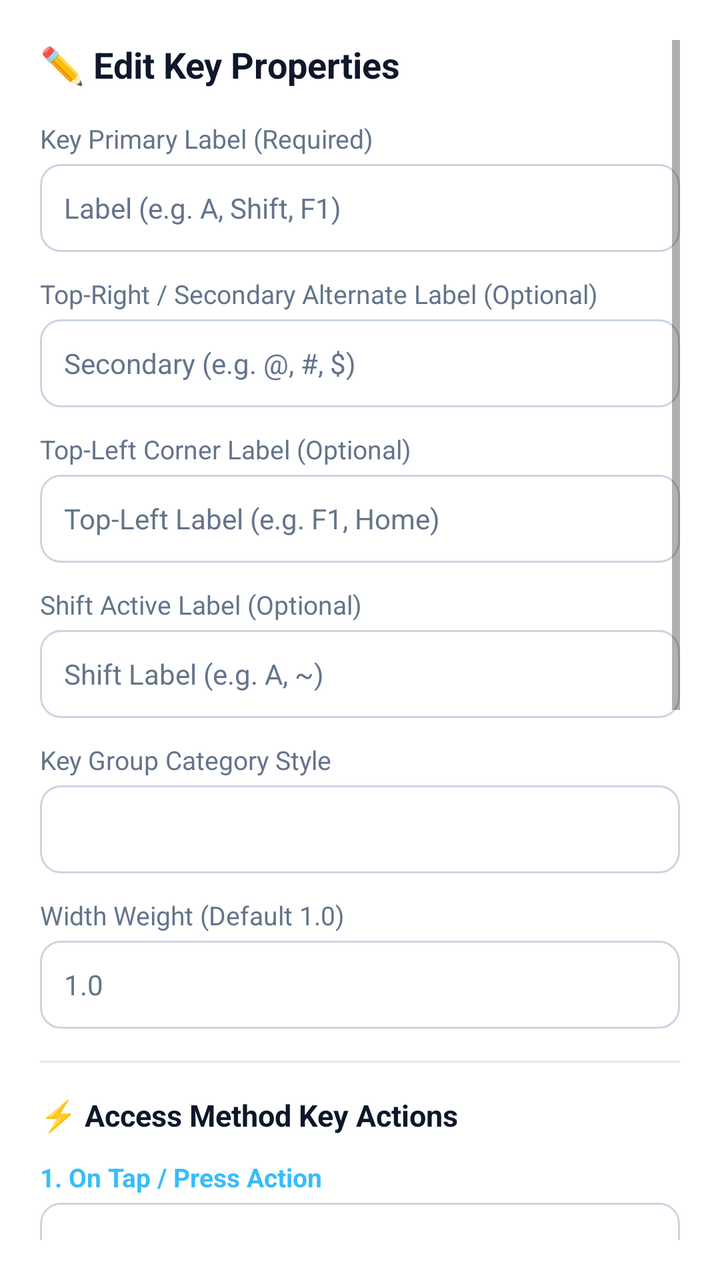
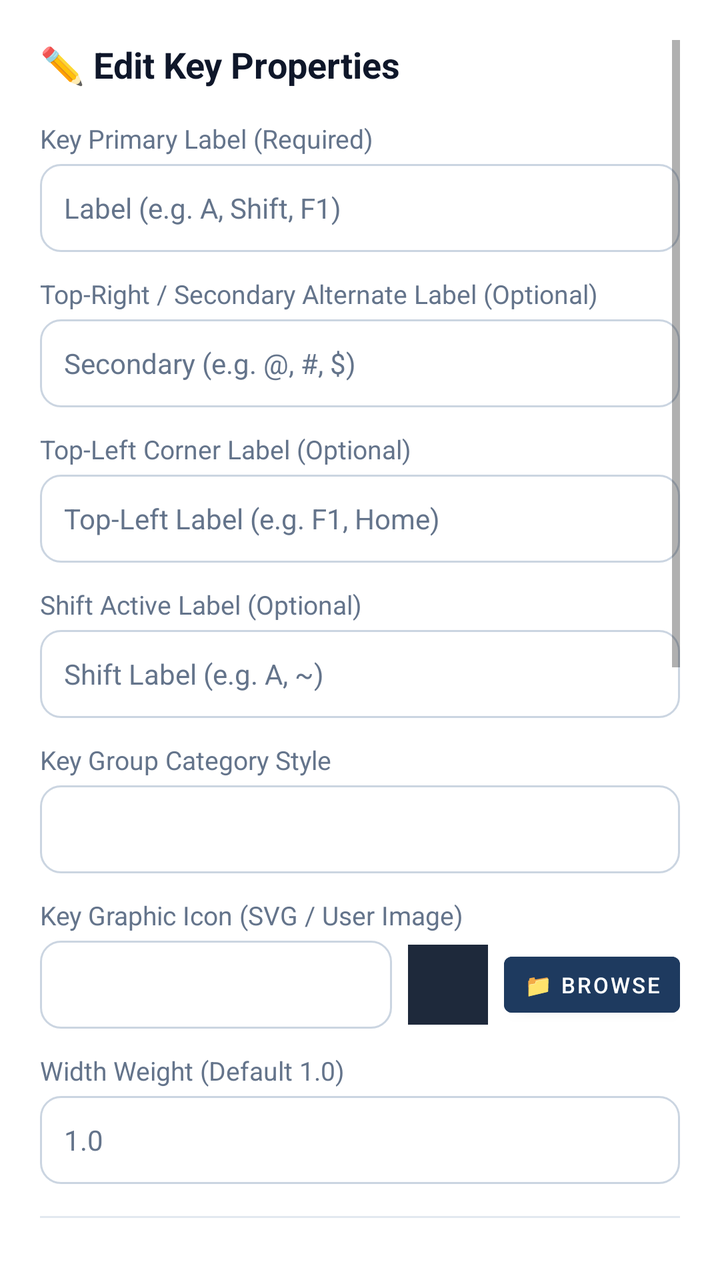

Screens rendered from an Android XML layout before and after an edit, with the pre-edit source and the edit as a unified diff.
<!-- AndroidManifest.xml: application theme Theme.ProgrammerKeyboard -->
<!-- res/layout/dialog_edit_key.xml -->
<?xml version="1.0" encoding="utf-8"?>
<ScrollView xmlns:android="http://schemas.android.com/apk/res/android"
    android:layout_width="match_parent"
    android:layout_height="wrap_content"
    android:padding="20dp">

    <LinearLayout
        android:layout_width="match_parent"
        android:layout_height="wrap_content"
        android:orientation="vertical">

        <TextView
            android:layout_width="wrap_content"
            android:layout_height="wrap_content"
            android:text="✏️ Edit Key Properties"
            android:textColor="@color/settings_text_header"
            android:textSize="18sp"
            android:textStyle="bold"
            android:layout_marginBottom="16dp" />

        
        <TextView
            android:layout_width="wrap_content"
            android:layout_height="wrap_content"
            android:text="Key Primary Label (Required)"
            android:textColor="@color/settings_text_sub"
            android:textSize="13sp"
            android:layout_marginBottom="4dp" />

        <EditText
            android:id="@+id/etEditKeyPrimaryLabel"
            android:layout_width="match_parent"
            android:layout_height="44dp"
            android:background="@drawable/bg_spinner_card"
            android:hint="Label (e.g. A, Shift, F1)"
            android:textColorHint="#64748B"
            android:paddingStart="12dp"
            android:paddingEnd="12dp"
            android:textColor="@color/settings_text_header"
            android:textSize="14sp"
            android:layout_marginBottom="12dp" />

        
        <TextView
            android:layout_width="wrap_content"
            android:layout_height="wrap_content"
            android:text="Top-Right / Secondary Alternate Label (Optional)"
            android:textColor="@color/settings_text_sub"
            android:textSize="13sp"
            android:layout_marginBottom="4dp" />

        <EditText
            android:id="@+id/etEditKeySecondaryLabel"
            android:layout_width="match_parent"
            android:layout_height="44dp"
            android:background="@drawable/bg_spinner_card"
            android:hint="Secondary (e.g. @, #, $)"
            android:textColorHint="#64748B"
            android:paddingStart="12dp"
            android:paddingEnd="12dp"
            android:textColor="@color/settings_text_header"
            android:textSize="14sp"
            android:layout_marginBottom="12dp" />

        
        <TextView
            android:layout_width="wrap_content"
            android:layout_height="wrap_content"
            android:text="Top-Left Corner Label (Optional)"
            android:textColor="@color/settings_text_sub"
            android:textSize="13sp"
            android:layout_marginBottom="4dp" />

        <EditText
            android:id="@+id/etEditKeyTopLeftLabel"
            android:layout_width="match_parent"
            android:layout_height="44dp"
            android:background="@drawable/bg_spinner_card"
            android:hint="Top-Left Label (e.g. F1, Home)"
            android:textColorHint="#64748B"
            android:paddingStart="12dp"
            android:paddingEnd="12dp"
            android:textColor="@color/settings_text_header"
            android:textSize="14sp"
            android:layout_marginBottom="12dp" />

        
        <TextView
            android:layout_width="wrap_content"
            android:layout_height="wrap_content"
            android:text="Shift Active Label (Optional)"
            android:textColor="@color/settings_text_sub"
            android:textSize="13sp"
            android:layout_marginBottom="4dp" />

        <EditText
            android:id="@+id/etEditKeyShiftLabel"
            android:layout_width="match_parent"
            android:layout_height="44dp"
            android:background="@drawable/bg_spinner_card"
            android:hint="Shift Label (e.g. A, ~)"
            android:textColorHint="#64748B"
            android:paddingStart="12dp"
            android:paddingEnd="12dp"
            android:textColor="@color/settings_text_header"
            android:textSize="14sp"
            android:layout_marginBottom="12dp" />

        
        <TextView
            android:layout_width="wrap_content"
            android:layout_height="wrap_content"
            android:text="Key Group Category Style"
            android:textColor="@color/settings_text_sub"
            android:textSize="13sp"
            android:layout_marginBottom="4dp" />

        <Spinner
            android:id="@+id/spEditKeyCategoryStyle"
            android:layout_width="match_parent"
            android:layout_height="44dp"
            android:background="@drawable/bg_spinner_card"
            android:paddingStart="12dp"
            android:paddingEnd="12dp"
            android:layout_marginBottom="12dp" />

        
        <TextView
            android:layout_width="wrap_content"
            android:layout_height="wrap_content"
            android:text="Width Weight (Default 1.0)"
            android:textColor="@color/settings_text_sub"
            android:textSize="13sp"
            android:layout_marginBottom="4dp" />

        <EditText
            android:id="@+id/etEditKeyWidthWeight"
            android:layout_width="match_parent"
            android:layout_height="44dp"
            android:background="@drawable/bg_spinner_card"
            android:hint="1.0"
            android:textColorHint="#64748B"
            android:inputType="numberDecimal"
            android:paddingStart="12dp"
            android:paddingEnd="12dp"
            android:textColor="@color/settings_text_header"
            android:textSize="14sp"
            android:layout_marginBottom="16dp" />

        
        <View
            android:layout_width="match_parent"
            android:layout_height="1dp"
            android:background="@color/settings_divider"
            android:layout_marginBottom="16dp" />

        <TextView
            android:layout_width="wrap_content"
            android:layout_height="wrap_content"
            android:text="⚡ Access Method Key Actions"
            android:textColor="@color/key_text_primary"
            android:textSize="15sp"
            android:textStyle="bold"
            android:layout_marginBottom="12dp" />

        
        <TextView
            android:layout_width="wrap_content"
            android:layout_height="wrap_content"
            android:text="1. On Tap / Press Action"
            android:textColor="#38BDF8"
            android:textSize="13sp"
            android:textStyle="bold"
            android:layout_marginBottom="4dp" />

        <Spinner
            android:id="@+id/spEditKeyActionType"
            android:layout_width="match_parent"
            android:layout_height="44dp"
            android:background="@drawable/bg_spinner_card"
            android:paddingStart="12dp"
            android:paddingEnd="12dp"
            android:layout_marginBottom="4dp" />

        <EditText
            android:id="@+id/etEditKeyActionParam"
            android:layout_width="match_parent"
            android:layout_height="44dp"
            android:background="@drawable/bg_spinner_card"
            android:hint="Parameter (e.g. text string or keycode)"
            android:textColorHint="#64748B"
            android:paddingStart="12dp"
            android:paddingEnd="12dp"
            android:textColor="@color/settings_text_header"
            android:textSize="14sp"
            android:layout_marginBottom="16dp" />

        
        <TextView
            android:layout_width="wrap_content"
            android:layout_height="wrap_content"
            android:text="2. On Long Press Action"
            android:textColor="#38BDF8"
            android:textSize="13sp"
            android:textStyle="bold"
            android:layout_marginBottom="4dp" />

        <Spinner
            android:id="@+id/spEditKeyLongPressType"
            android:layout_width="match_parent"
            android:layout_height="44dp"
            android:background="@drawable/bg_spinner_card"
            android:paddingStart="12dp"
            android:paddingEnd="12dp"
            android:layout_marginBottom="4dp" />

        <EditText
            android:id="@+id/etEditKeyLongPressParam"
            android:layout_width="match_parent"
            android:layout_height="44dp"
            android:background="@drawable/bg_spinner_card"
            android:hint="Parameter (e.g. repeat keycode, layout name, text)"
            android:textColorHint="#64748B"
            android:paddingStart="12dp"
            android:paddingEnd="12dp"
            android:textColor="@color/settings_text_header"
            android:textSize="14sp"
            android:layout_marginBottom="16dp" />

        
        <TextView
            android:layout_width="wrap_content"
            android:layout_height="wrap_content"
            android:text="3. On Swipe Up Action"
            android:textColor="#38BDF8"
            android:textSize="13sp"
            android:textStyle="bold"
            android:layout_marginBottom="4dp" />

        <Spinner
            android:id="@+id/spEditKeySwipeUpType"
            android:layout_width="match_parent"
            android:layout_height="44dp"
            android:background="@drawable/bg_spinner_card"
            android:paddingStart="12dp"
            android:paddingEnd="12dp"
            android:layout_marginBottom="4dp" />

        <EditText
            android:id="@+id/etEditKeySwipeUpParam"
            android:layout_width="match_parent"
            android:layout_height="44dp"
            android:background="@drawable/bg_spinner_card"
            android:hint="Parameter (e.g. text character, keycode)"
            android:textColorHint="#64748B"
            android:paddingStart="12dp"
            android:paddingEnd="12dp"
            android:textColor="@color/settings_text_header"
            android:textSize="14sp"
            android:layout_marginBottom="16dp" />

        
        <TextView
            android:layout_width="wrap_content"
            android:layout_height="wrap_content"
            android:text="4. On Swipe Down Action"
            android:textColor="#38BDF8"
            android:textSize="13sp"
            android:textStyle="bold"
            android:layout_marginBottom="4dp" />

        <Spinner
            android:id="@+id/spEditKeySwipeDownType"
            android:layout_width="match_parent"
            android:layout_height="44dp"
            android:background="@drawable/bg_spinner_card"
            android:paddingStart="12dp"
            android:paddingEnd="12dp"
            android:layout_marginBottom="4dp" />

        <EditText
            android:id="@+id/etEditKeySwipeDownParam"
            android:layout_width="match_parent"
            android:layout_height="44dp"
            android:background="@drawable/bg_spinner_card"
            android:hint="Parameter (e.g. text character, keycode)"
            android:textColorHint="#64748B"
            android:paddingStart="12dp"
            android:paddingEnd="12dp"
            android:textColor="@color/settings_text_header"
            android:textSize="14sp"
            android:layout_marginBottom="20dp" />

        
        <Button
            android:id="@+id/btnDeleteKey"
            android:layout_width="match_parent"
            android:layout_height="44dp"
            android:backgroundTint="#7F1D1D"
            android:text="🗑️ Delete Key from Layout"
            android:textColor="#FFFFFF"
            android:textSize="13sp"
            android:textStyle="bold" />

    </LinearLayout>
</ScrollView>
<!-- resources referenced by this layout -->
<resources>
  <color name="key_text_primary">#0F172A</color>
  <color name="settings_divider">#E2E8F0</color>
  <color name="settings_text_header">#0F172A</color>
  <color name="settings_text_sub">#64748B</color>
  <!-- drawable bg_spinner_card (drawable) -->
  <?xml version="1.0" encoding="utf-8"?>
  <shape xmlns:android="http://schemas.android.com/apk/res/android"
      android:shape="rectangle">
      <solid android:color="@color/settings_card_bg" />
      <corners android:radius="10dp" />
      <stroke
          android:width="1dp"
          android:color="@color/settings_card_border" />
  </shape>
  <style name="Theme.ProgrammerKeyboard" parent="Theme.MaterialComponents.DayNight.NoActionBar">
          <item name="colorPrimary">#38BDF8</item>
          <item name="colorPrimaryVariant">#0284C7</item>
          <item name="colorOnPrimary">#0F172A</item>
          <item name="android:statusBarColor">#12141C</item>
          <item name="android:navigationBarColor">#12141C</item>
      </style>
  <color name="settings_card_bg">#FFFFFF</color>
  <color name="settings_card_border">#CBD5E1</color>
</resources>

<!-- the commit's change to res/layout/dialog_edit_key.xml (unified diff, before → after) -->
@@ -128,6 +128,54 @@
         <TextView
             android:layout_width="wrap_content"
             android:layout_height="wrap_content"
+            android:text="Key Graphic Icon (SVG / User Image)"
+            android:textColor="@color/settings_text_sub"
+            android:textSize="13sp"
+            android:layout_marginBottom="4dp" />
+
+        <LinearLayout
+            android:layout_width="match_parent"
+            android:layout_height="wrap_content"
+            android:orientation="horizontal"
+            android:gravity="center_vertical"
+            android:layout_marginBottom="12dp">
+
+            <Spinner
+                android:id="@+id/spEditKeyIcon"
+                android:layout_width="0dp"
+                android:layout_height="44dp"
+                android:layout_weight="1"
+                android:background="@drawable/bg_spinner_card"
+                android:paddingStart="12dp"
+                android:paddingEnd="12dp" />
+
+            <ImageView
+                android:id="@+id/ivEditKeyIconPreview"
+                android:layout_width="40dp"
+                android:layout_height="40dp"
+                android:layout_marginStart="8dp"
+                android:background="#1E293B"
+                android:padding="6dp"
+                android:scaleType="fitCenter"
+                android:visibility="visible" />
+
+            <Button
+                android:id="@+id/btnBrowseKeyImage"
+                android:layout_width="wrap_content"
+                android:layout_height="40dp"
+                android:layout_marginStart="8dp"
+                android:text="📁 Browse"
+                android:textSize="11sp"
+                android:backgroundTint="#1E3A5F"
+                android:textColor="#FFFFFF"
+                android:paddingStart="8dp"
+                android:paddingEnd="8dp" />
+        </LinearLayout>
+
+        
+        <TextView
+            android:layout_width="wrap_content"
+            android:layout_height="wrap_content"
             android:text="Width Weight (Default 1.0)"
             android:textColor="@color/settings_text_sub"
             android:textSize="13sp"
